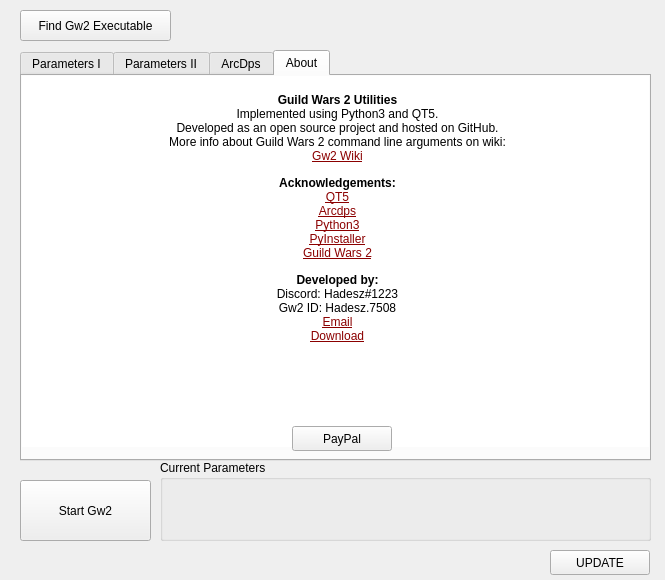
The window that src/ui/main.ui (ddc/Gw2Launcher) describes before a commit, drawn with Qt 5.
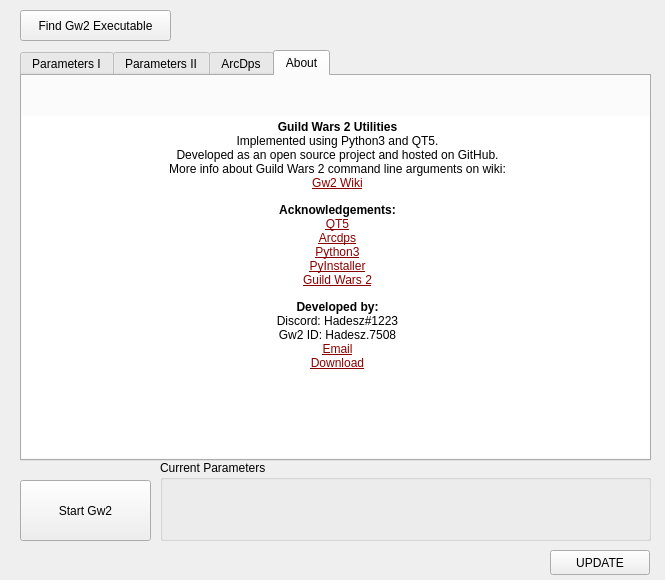
The same window after the commit. The open tabs and pages were chosen to show the change.

What changed in the file:
```diff
--- a/src/ui/main.ui
+++ b/src/ui/main.ui
@@ -741,9 +741,9 @@
      <property name="geometry">
       <rect>
        <x>0</x>
-       <y>0</y>
+       <y>40</y>
        <width>631</width>
-       <height>371</height>
+       <height>341</height>
       </rect>
      </property>
      <property name="frameShape">
@@ -763,7 +763,6 @@
 &lt;html&gt;&lt;head&gt;&lt;meta name=&quot;qrichtext&quot; content=&quot;1&quot; /&gt;&lt;style type=&quot;text/css&quot;&gt;
 p, li { white-space: pre-wrap; }
 &lt;/style&gt;&lt;/head&gt;&lt;body style=&quot; font-family:'MS Shell Dlg 2'; font-size:7.8pt; font-weight:400; font-style:normal;&quot;&gt;
-&lt;p align=&quot;center&quot; style=&quot;-qt-paragraph-type:empty; margin-top:0px; margin-bottom:0px; margin-left:0px; margin-right:0px; -qt-block-indent:0; text-indent:0px;&quot;&gt;&lt;br /&gt;&lt;/p&gt;
 &lt;p align=&quot;center&quot; style=&quot; margin-top:0px; margin-bottom:0px; margin-left:0px; margin-right:0px; -qt-block-indent:0; text-indent:0px;&quot;&gt;&lt;span style=&quot; font-size:9pt; font-weight:600;&quot;&gt;Guild Wars 2 Utilities&lt;/span&gt;&lt;/p&gt;
 &lt;p align=&quot;center&quot; style=&quot; margin-top:0px; margin-bottom:0px; margin-left:0px; margin-right:0px; -qt-block-indent:0; text-indent:0px;&quot;&gt;&lt;span style=&quot; font-size:9pt;&quot;&gt;Implemented using Python3 and QT5.&lt;/span&gt;&lt;/p&gt;
 &lt;p align=&quot;center&quot; style=&quot; margin-top:0px; margin-bottom:0px; margin-left:0px; margin-right:0px; -qt-block-indent:0; text-indent:0px;&quot;&gt;&lt;span style=&quot; font-size:9pt;&quot;&gt;Developed as an open source project and hosted on GitHub.&lt;/span&gt;&lt;/p&gt;
@@ -795,21 +794,21 @@
      <property name="geometry">
       <rect>
        <x>270</x>
-       <y>350</y>
-       <width>100</width>
-       <height>25</height>
+       <y>10</y>
+       <width>80</width>
+       <height>30</height>
       </rect>
      </property>
      <property name="minimumSize">
       <size>
-       <width>100</width>
-       <height>25</height>
+       <width>80</width>
+       <height>30</height>
       </size>
      </property>
      <property name="maximumSize">
       <size>
-       <width>100</width>
-       <height>25</height>
+       <width>80</width>
+       <height>30</height>
       </size>
      </property>
      <property name="sizeIncrement">
@@ -824,8 +823,28 @@
        <height>25</height>
       </size>
      </property>
+     <property name="cursor">
+      <cursorShape>PointingHandCursor</cursorShape>
+     </property>
+     <property name="toolTip">
+      <string notr="true">PayPal</string>
+     </property>
+     <property name="styleSheet">
+      <string notr="true">#paypal_button {
+    background-color: transparent;
+    background: none;
+    border: none;
+    background-repeat: none;
+}</string>
+     </property>
      <property name="text">
-      <string>PayPal</string>
+      <string/>
+     </property>
+     <property name="iconSize">
+      <size>
+       <width>100</width>
+       <height>100</height>
+      </size>
      </property>
     </widget>
    </widget>
```
Left out of the diff: 10 changed lines with no effect on the pictures.
